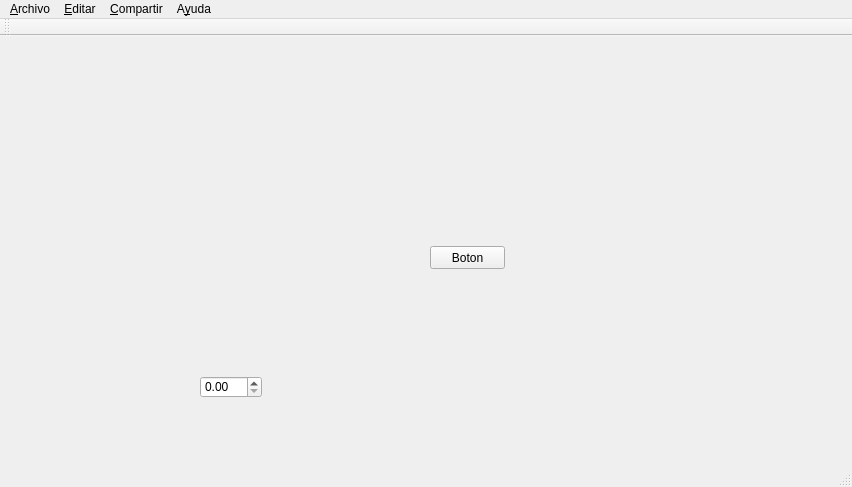
Before: the Qt Designer form scrutch/scrutch.ui in faoladhaku/CsOAD-scrUtch-millenium-, drawn with Qt 5.
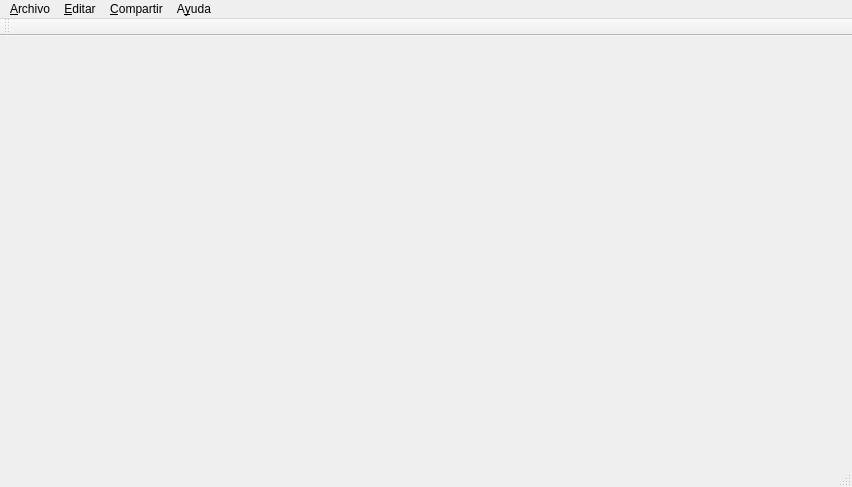
After: the same form once the commit is applied.

Commit message: creating a screen other form

The edit to the form file:
```diff
--- a/scrutch/scrutch.ui
+++ b/scrutch/scrutch.ui
@@ -17,8 +17,8 @@
    <widget class="QLabel" name="label">
     <property name="geometry">
      <rect>
-      <x>190</x>
-      <y>90</y>
+      <x>680</x>
+      <y>60</y>
       <width>111</width>
       <height>121</height>
      </rect>
@@ -27,29 +27,6 @@
      <string/>
     </property>
    </widget>
-   <widget class="QPushButton" name="pushButton">
-    <property name="geometry">
-     <rect>
-      <x>430</x>
-      <y>210</y>
-      <width>75</width>
-      <height>23</height>
-     </rect>
-    </property>
-    <property name="text">
-     <string>Boton</string>
-    </property>
-   </widget>
-   <widget class="QDoubleSpinBox" name="doubleSpinBox">
-    <property name="geometry">
-     <rect>
-      <x>200</x>
-      <y>340</y>
-      <width>62</width>
-      <height>22</height>
-     </rect>
-    </property>
-   </widget>
   </widget>
   <widget class="QMenuBar" name="menuBar">
    <property name="geometry">
```
The commit also changes 7 other files.
